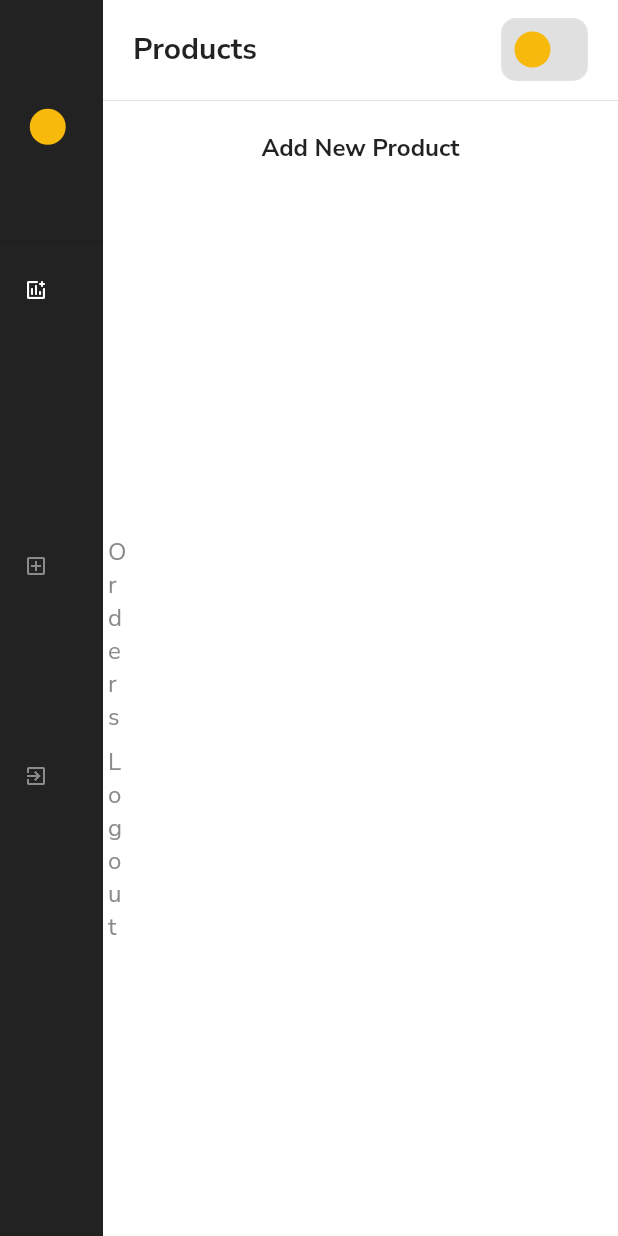
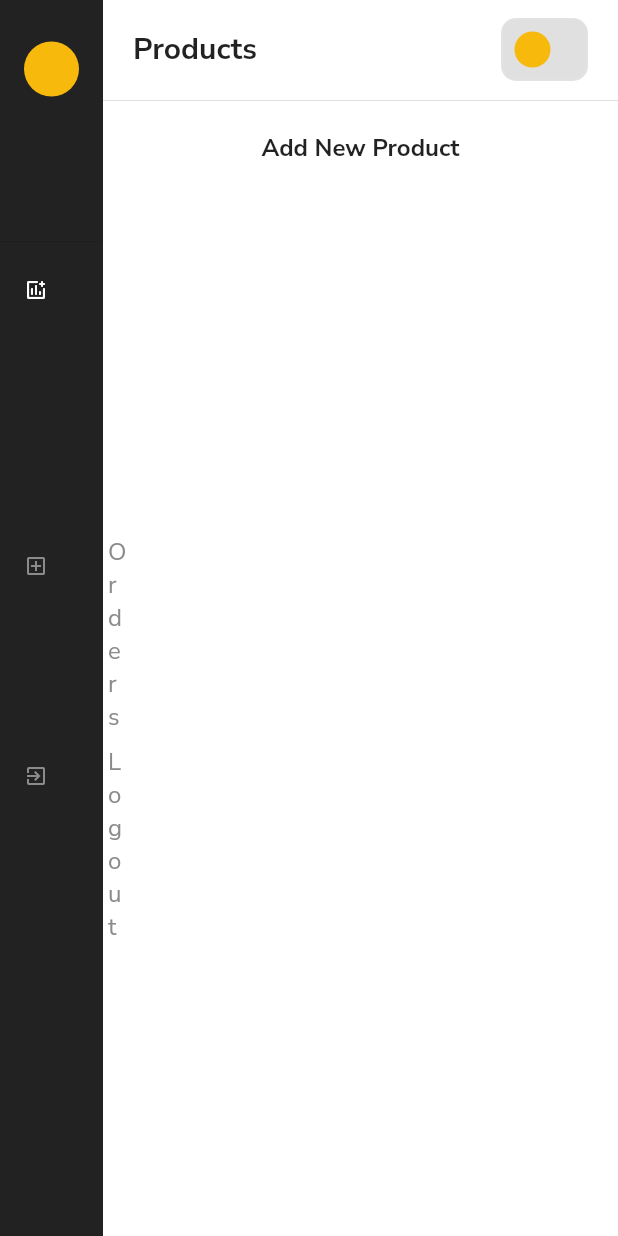
Before and after one commit to TubaNasir/VizstoreManager, a Flutter app: the AddProduct screen opened directly, on a phone screen of 412 x 824 dp. Run offline on Flutter 3.47's test engine with Material 2 defaults, Android fonts, the light colour scheme and no system bars; our stand-ins replace cloud_firestore, file_picker, firebase_auth, firebase_core, firebase_storage, get_it and 2 more; missing offline and left inert: image_network; accounts and stored records are empty.

Commit message:
side_drawer fixed

```diff
--- a/lib/widgets/side_drawer.dart
+++ b/lib/widgets/side_drawer.dart
@@ -38,23 +38,26 @@ class _SideDrawerState extends State<SideDrawer> {
       color: Colors.black87,
       child: Column(children: [
         DrawerHeader(
-          child: Row(
+          child: Column(
             mainAxisAlignment: MainAxisAlignment.center,
             children: [
               CircleAvatar(
-                radius: 12,
+                radius: 30,
                 backgroundColor: PrimaryColor,
                 child: Text(
                   storeInitial,
                   style: const TextStyle(
                     color: Colors.black,
+                    fontSize: 25
                   ),
                 ),
               ),
-              SizedBox(width: 5),
-              Text(store.storeName,
-                  style: Theme.of(context).textTheme.titleLarge?.copyWith(
-                      fontWeight: FontWeight.bold, color: Colors.white))
+              SizedBox(height:20),
+              Expanded(
+                child: Text(store.storeName,
+                    style: Theme.of(context).textTheme.titleLarge?.copyWith(
+                        fontWeight: FontWeight.bold, color: Colors.white)),
+              )
             ],
           ),
         ),
```
